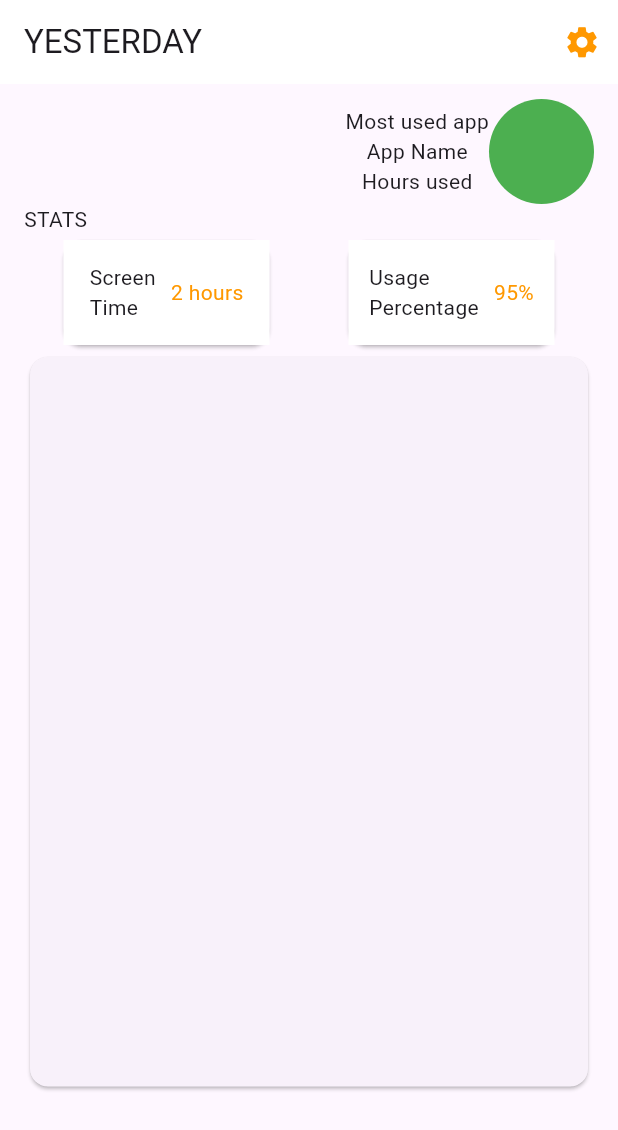
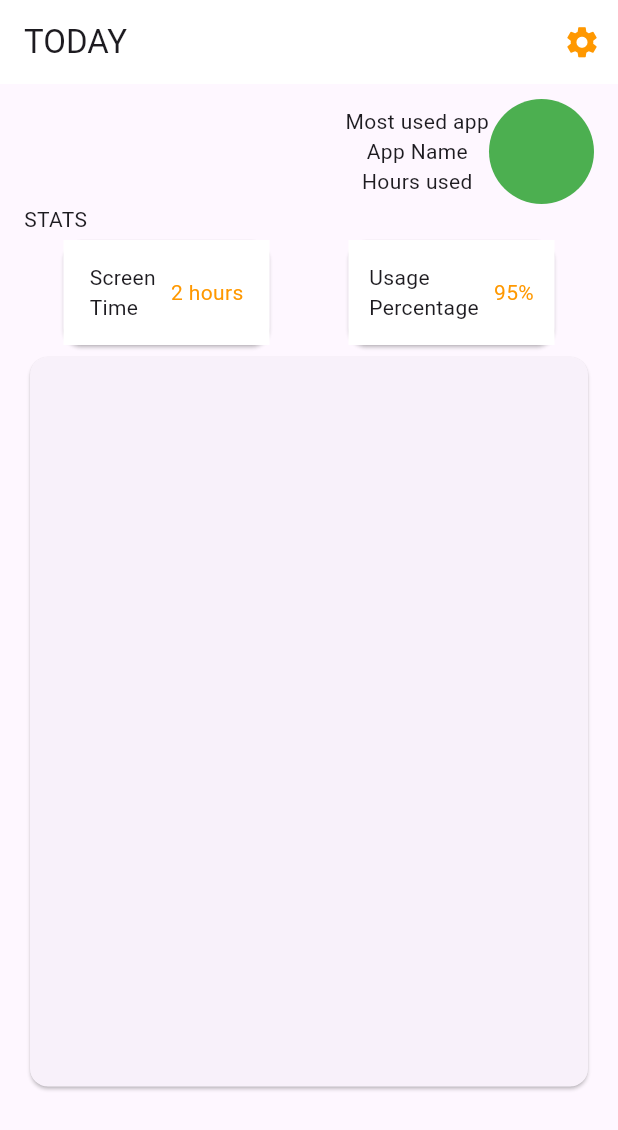
Before and after one commit to OnyebuchiSolomon/SmartPhoneAddiction, a Flutter app: the screen it shows after launch, on a phone screen of 412 x 824 dp. Shown: the top 1130 px of the screen. Run offline on Flutter 3.47's test engine with Material 3 defaults, Android fonts, the phone set to English and light mode, and no system bars; missing offline and left inert: device_apps, usage_stats.

Commit message:
first commit

```diff
--- a/lib/main.dart
+++ b/lib/main.dart
@@ -19,7 +19,7 @@ class MyApp extends StatelessWidget {
         colorScheme: ColorScheme.fromSeed(seedColor: Colors.deepPurple)
             .copyWith(background: Colors.white),
       ),
-      home: const MyHomePage(title: 'YESTERDAY'),
+      home: const MyHomePage(title: 'TODAY'),
     );
   }
 }
```
